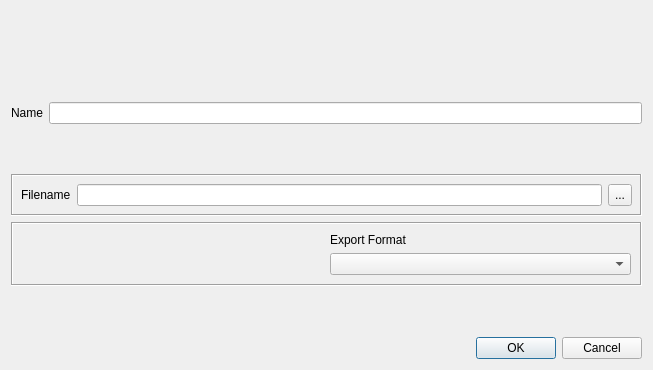
First picture: the form in ui/ExportDialog.ui, repository chris2511/xca, before the edit.
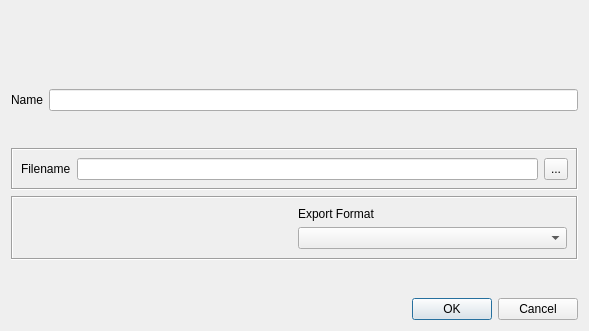
Second picture: the form after the edit. Custom widgets are drawn as their Qt base class.

```diff
--- a/ui/ExportDialog.ui
+++ b/ui/ExportDialog.ui
@@ -6,8 +6,8 @@
    <rect>
     <x>0</x>
     <y>0</y>
-    <width>653</width>
-    <height>370</height>
+    <width>589</width>
+    <height>331</height>
    </rect>
   </property>
   <property name="windowTitle">
```
